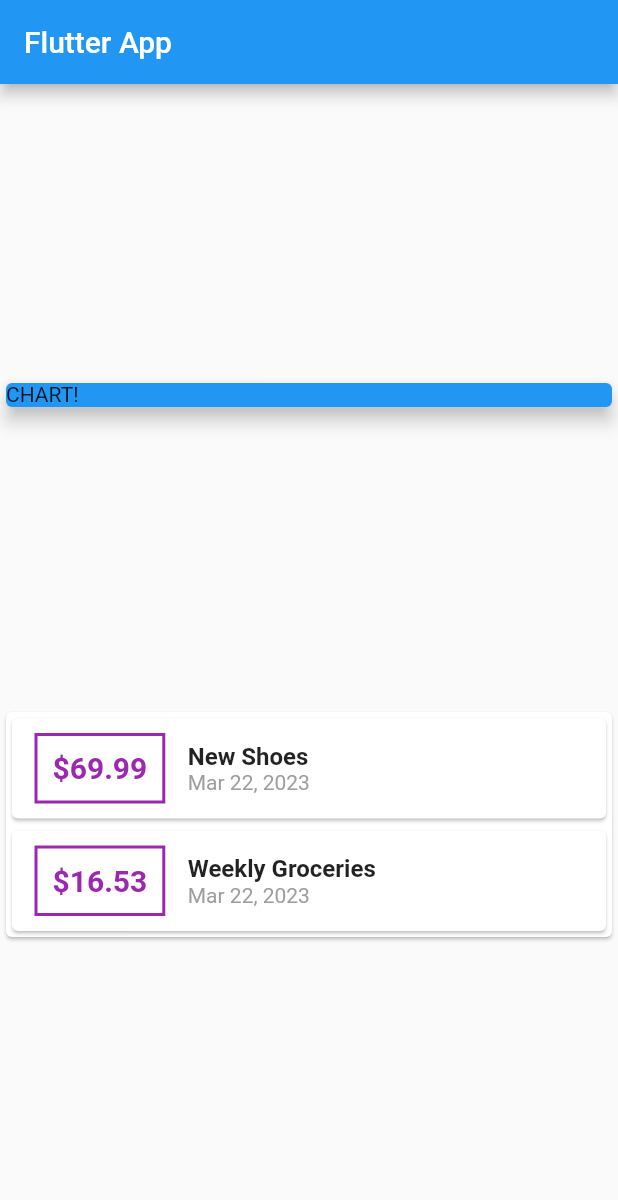
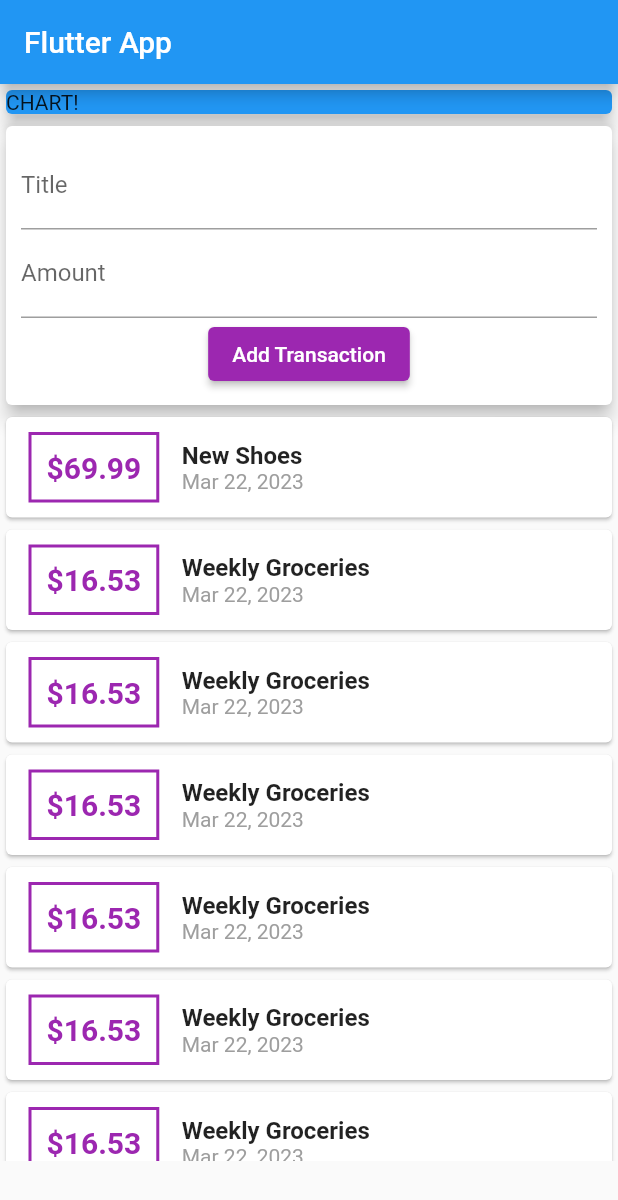
Before and after one commit to boranozum/FlutterProjects, a Flutter app: the screen it shows after launch, on a phone screen of 412 x 824 dp. Shown: the top 1200 px of the screen. Run offline on Flutter 3.47's test engine with Material 2 defaults, Android fonts, the phone set to English and light mode, and no system bars.

Commit message:
Worked with ListView

```diff
--- a/expense_tracker/lib/main.dart
+++ b/expense_tracker/lib/main.dart
@@ -1,6 +1,7 @@
-import './transaction.dart';
+import 'models/transaction.dart';
 import 'package:flutter/material.dart';
 import 'package:intl/intl.dart';
+import 'widgets/homepage.dart';
 
 void main() => runApp(MyApp());
 
@@ -13,76 +14,3 @@ class MyApp extends StatelessWidget {
     );
   }
 }
-
-class MyHomePage extends StatelessWidget {
-  final List<Transaction> transactions = [
-    Transaction(
-      id: 't1',
-      title: 'New Shoes',
-      amount: 69.99,
-      date: DateTime.now(),
-    ),
-    Transaction(
-      id: 't2',
-      title: 'Weekly Groceries',
-      amount: 16.53,
-      date: DateTime.now(),
-    ),
-  ];
-
-  @override
-  Widget build(BuildContext context) {
-    return Scaffold(
-        appBar: AppBar(
-          title: Text('Flutter App'),
-        ),
-        body: Column(
-          mainAxisAlignment: MainAxisAlignment.spaceEvenly,
-          crossAxisAlignment: CrossAxisAlignment.center,
-          children: [
-            Card(
-              child: Container(
-                width: double.infinity,
-                child: Text('CHART!'),
-              ),
-              elevation: 5,
-              color: Colors.blue,
-            ),
-            Card(
-                child: Column(
-                    children: transactions
-                        .map((e) => Card(
-                              child: Row(children: [
-                                Container(
-                                  margin: EdgeInsets.symmetric(
-                                      vertical: 10, horizontal: 15),
-                                  decoration: BoxDecoration(
-                                      border: Border.all(
-                                          color: Colors.purple, width: 2)),
-                                  padding: EdgeInsets.all(10),
-                                  child: Text(
-                                    '\$' + e.amount.toString(),
-                                    style: TextStyle(
-                                        fontWeight: FontWeight.bold,
-                                        fontSize: 20,
-                                        color: Colors.purple),
-                                  ),
-                                ),
-                                Column(
-                                  crossAxisAlignment: CrossAxisAlignment.start,
-                                  children: [
-                                    Text(e.title,
-                                        style: TextStyle(
-                                            fontSize: 16,
-                                            fontWeight: FontWeight.bold)),
-                                    Text(DateFormat.yMMMd().format(e.date),
-                                        style: TextStyle(color: Colors.grey)),
-                                  ],
-                                )
-                              ]),
-                            ))
-                        .toList())),
-          ],
-        ));
-  }
-}
--- /dev/null
+++ b/expense_tracker/lib/widgets/homepage.dart
@@ -0,0 +1,106 @@
+import '../models/transaction.dart';
+import 'package:flutter/material.dart';
+import 'package:intl/intl.dart';
+import 'transactionInput.dart';
+import 'transactionList.dart';
+
+class MyHomePage extends StatefulWidget {
+  const MyHomePage({super.key});
+
+  @override
+  State<MyHomePage> createState() => _MyWidgetState();
+}
+
+class _MyWidgetState extends State<MyHomePage> {
+  final List<Transaction> transactions = [
+    Transaction(
+      id: 't1',
+      title: 'New Shoes',
+      amount: 69.99,
+      date: DateTime.now(),
+    ),
+    Transaction(
+      id: 't2',
+      title: 'Weekly Groceries',
+      amount: 16.53,
+      date: DateTime.now(),
+    ),
+    Transaction(
+      id: 't2',
+      title: 'Weekly Groceries',
+      amount: 16.53,
+      date: DateTime.now(),
+    ),
+    Transaction(
+      id: 't2',
+      title: 'Weekly Groceries',
+      amount: 16.53,
+      date: DateTime.now(),
+    ),
+    Transaction(
+      id: 't2',
+      title: 'Weekly Groceries',
+      amount: 16.53,
+      date: DateTime.now(),
+    ),
+    Transaction(
+      id: 't2',
+      title: 'Weekly Groceries',
+      amount: 16.53,
+      date: DateTime.now(),
+    ),
+    Transaction(
+      id: 't2',
+      title: 'Weekly Groceries',
+      amount: 16.53,
+      date: DateTime.now(),
+    ),
+    Transaction(
+      id: 't2',
+      title: 'Weekly Groceries',
+      amount: 16.53,
+      date: DateTime.now(),
+    ),
+  ];
+
+  void _addNewTransaction(String txTitle, double txAmount) {
+    final newTx = Transaction(
+        title: txTitle,
+        amount: txAmount,
+        date: DateTime.now(),
+        id: DateTime.now().toString());
+
+    setState(() {
+      transactions.add(newTx);
+    });
+  }
+
+  @override
+  Widget build(BuildContext context) {
+    return Scaffold(
+      appBar: AppBar(
+        title: Text('Flutter App'),
+      ),
+      body: SingleChildScrollView(
+          child: Column(
+        // mainAxisAlignment: MainAxisAlignment.spaceEvenly,
+        crossAxisAlignment: CrossAxisAlignment.center,
+        children: [
+          Card(
+            child: Container(
+              width: double.infinity,
+              child: Text('CHART!'),
+            ),
+            elevation: 5,
+            color: Colors.blue,
+          ),
+          Card(
+            elevation: 5,
+            child: TransactionInput(addTx: _addNewTransaction),
+          ),
+          TransactionList(transactions: transactions),
+        ],
+      )),
+    );
+  }
+}
--- /dev/null
+++ b/expense_tracker/lib/widgets/transactionInput.dart
@@ -0,0 +1,40 @@
+import 'package:flutter/material.dart';
+
+class TransactionInput extends StatelessWidget {
+  final Function addTx;
+  final titleController = TextEditingController();
+  final amountController = TextEditingController();
+
+  TransactionInput({required this.addTx});
+
+  @override
+  Widget build(BuildContext context) {
+    return Container(
+      padding: EdgeInsets.all(10),
+      child: Column(
+        crossAxisAlignment: CrossAxisAlignment.center,
+        children: [
+          TextField(
+            decoration: InputDecoration(labelText: 'Title'),
+            controller: titleController,
+          ),
+          TextField(
+            decoration: InputDecoration(labelText: 'Amount'),
+            controller: amountController,
+          ),
+          ElevatedButton(
+            onPressed: () {
+              addTx(
+                titleController.text,
+                double.parse(amountController.text),
+              );
+            },
+            child: Text('Add Transaction'),
+            style: ButtonStyle(
+                backgroundColor: MaterialStateProperty.all(Colors.purple)),
+          )
+        ],
+      ),
+    );
+  }
+}
--- /dev/null
+++ b/expense_tracker/lib/widgets/transactionList.dart
@@ -0,0 +1,67 @@
+import 'package:flutter/material.dart';
+import 'package:intl/intl.dart';
+import '../models/transaction.dart';
+
+class TransactionList extends StatelessWidget {
+  final List<Transaction> transactions;
+
+  TransactionList({required this.transactions});
+
+  @override
+  Widget build(BuildContext context) {
+    return Container(
+      height: 500,
+      child: ListView.builder(
+        itemBuilder:  (context, index) {
+          return Card(
+            child: Row(
+              children: [
+                Container(
+                  margin: EdgeInsets.symmetric(
+                    vertical: 10,
+                    horizontal: 15,
+                  ),
+                  decoration: BoxDecoration(
+                    border: Border.all(
+                      color: Colors.purple,
+                      width: 2,
+                    ),
+                  ),
+                  padding: EdgeInsets.all(10),
+                  child: Text(
+                    '\$${transactions[index].amount}',
+                    style: TextStyle(
+                      fontWeight: FontWeight.bold,
+                      fontSize: 20,
+                      color: Colors.purple,
+                    ),
+                  ),
+                ),
+                Column(
+                  crossAxisAlignment: CrossAxisAlignment.start,
+                  children: [
+                    Text(
+                      transactions[index].title,
+                      style: TextStyle(
+                        fontSize: 16,
+                        fontWeight: FontWeight.bold,
+                      ),
+                    ),
+                    Text(
+                      DateFormat.yMMMd().format(transactions[index].date),
+                      style: TextStyle(
+                        color: Colors.grey,
+                      ),
+                    ),
+                  ],
+                ),
+              ],
+            ),
+          );
+        },
+        itemCount: transactions.length,
+
+      )
+    );
+  }
+}
```
Also changed, not shown: expense_tracker/lib/models/transaction.dart (renamed from expense_tracker/lib/transaction.dart).
